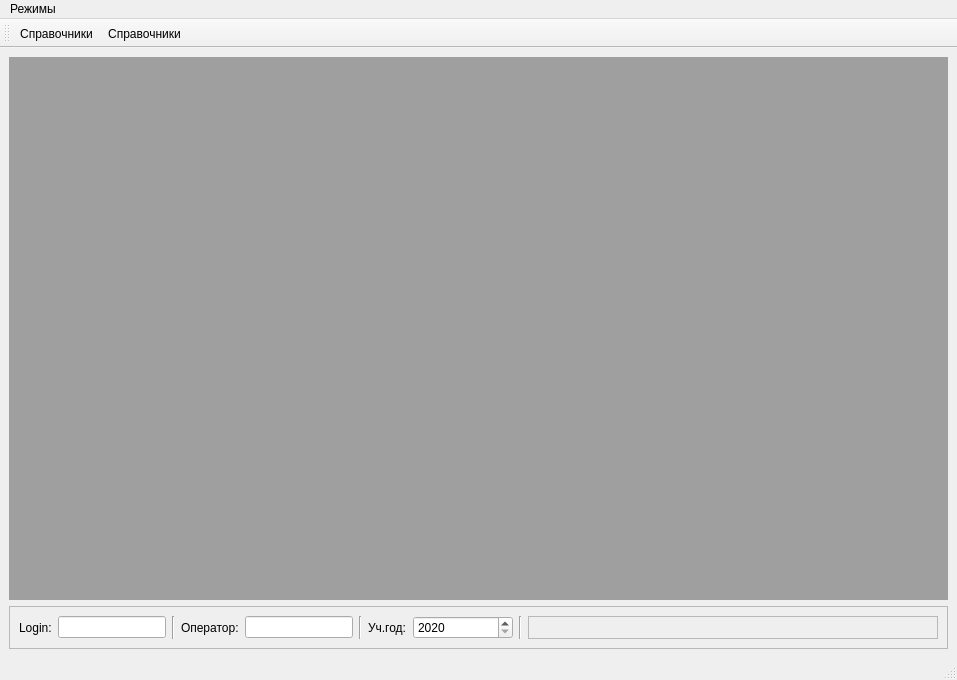
Above: Design/main_Form.ui from AlexanderSokolov69/Cube24 before the change. Below: the same form after it.
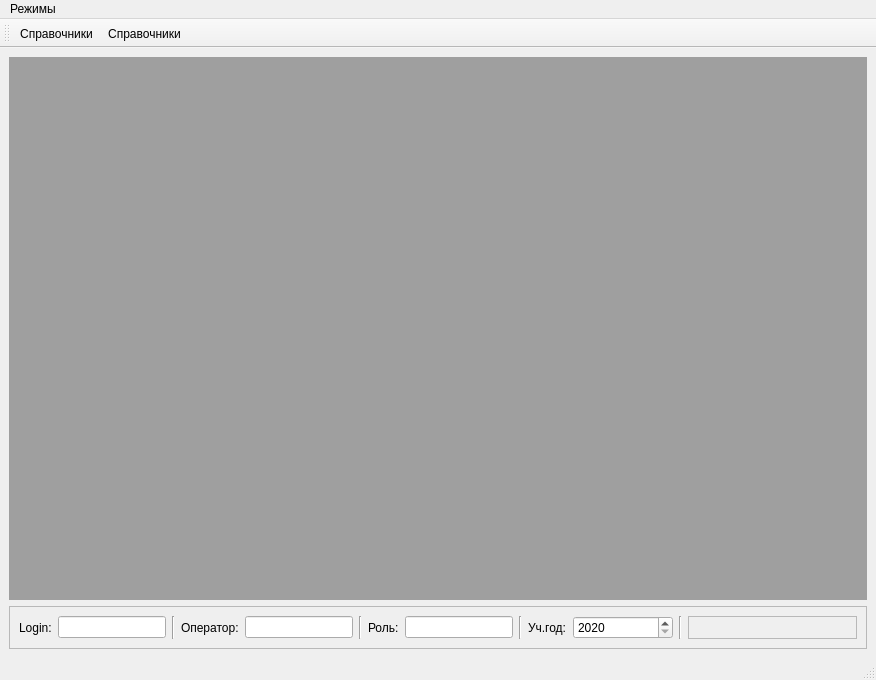
That is the form after the change. Icons and pictures are not drawn.

Commit message: Login and MDI panel is ready 3

```diff
--- a/Design/main_Form.ui
+++ b/Design/main_Form.ui
@@ -6,7 +6,7 @@
    <rect>
     <x>0</x>
     <y>0</y>
-    <width>957</width>
+    <width>876</width>
     <height>680</height>
    </rect>
   </property>
@@ -97,6 +97,33 @@
          </property>
         </widget>
        </item>
+       <item>
+        <widget class="QLabel" name="label_4">
+         <property name="text">
+          <string>Роль:</string>
+         </property>
+        </widget>
+       </item>
+       <item>
+        <widget class="QLineEdit" name="role">
+         <property name="sizePolicy">
+          <sizepolicy hsizetype="Fixed" vsizetype="Fixed">
+           <horstretch>0</horstretch>
+           <verstretch>0</verstretch>
+          </sizepolicy>
+         </property>
+         <property name="readOnly">
+          <bool>true</bool>
+         </property>
+        </widget>
+       </item>
+       <item>
+        <widget class="Line" name="line_4">
+         <property name="orientation">
+          <enum>Qt::Vertical</enum>
+         </property>
+        </widget>
+       </item>
        <item>
         <widget class="QLabel" name="label">
          <property name="text">
@@ -153,7 +180,7 @@
     <rect>
      <x>0</x>
      <y>0</y>
-     <width>957</width>
+     <width>876</width>
      <height>21</height>
     </rect>
    </property>
```
The commit also changes 5 other files.
